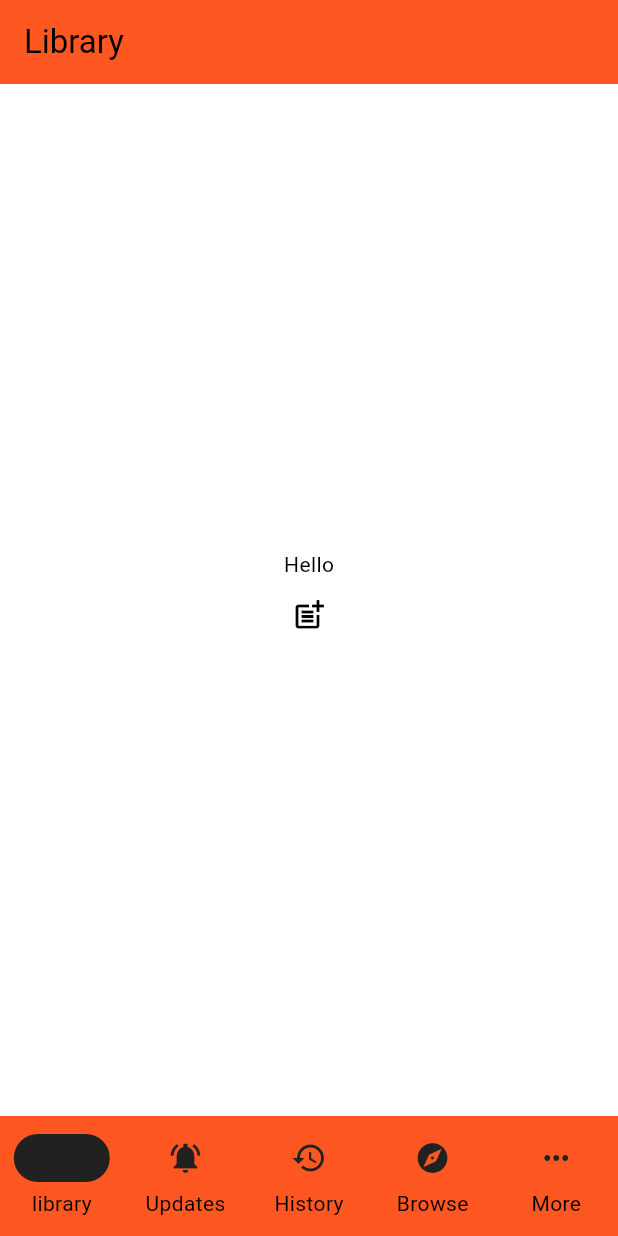
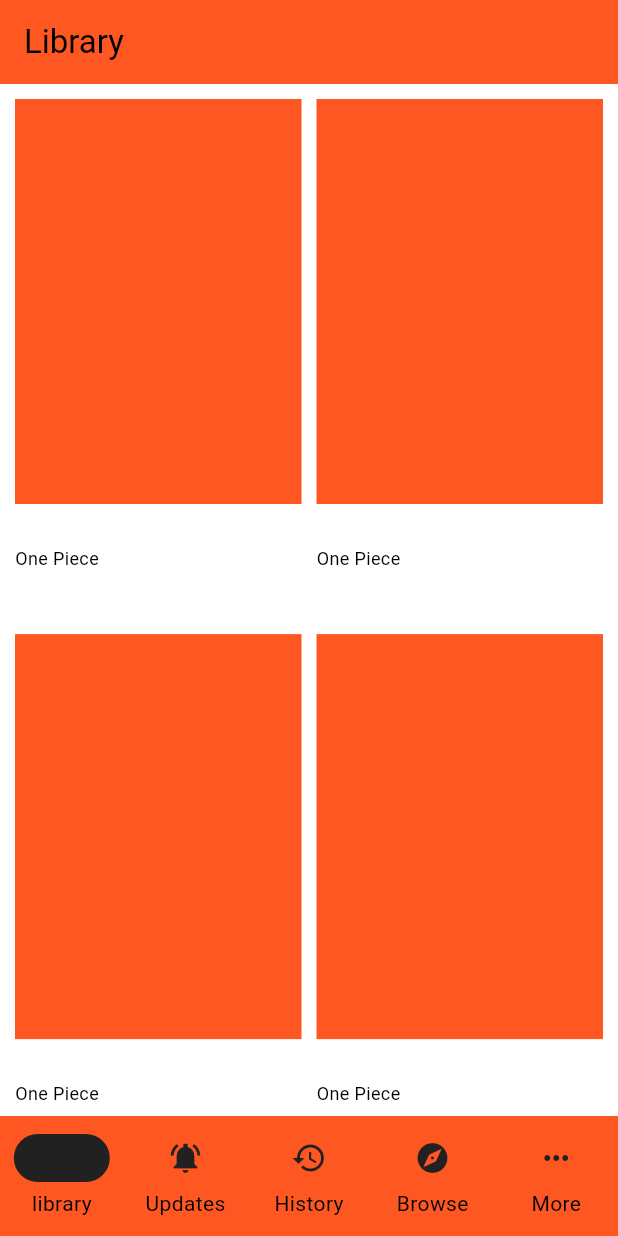
Before and after one commit to Crunchies3/yomu_reader_1, a Flutter app: the screen it shows once a user with an empty profile is signed in, on a phone screen of 412 x 824 dp. Run offline on Flutter 3.47's test engine with Material 3 defaults, Android fonts, the phone set to English and light mode, and no system bars; our stand-ins replace cached_network_image, cloud_firestore, firebase_auth, firebase_core; accounts and stored records are empty.

```diff
--- a/lib/my_classes/services/firestore.dart
+++ b/lib/my_classes/services/firestore.dart
@@ -19,6 +19,23 @@ class FireStoreService {
     return await users.doc(currentUser!.email).get();
   }
 
+  Future<void> addMangaToHistory(String userEmail, String mangaId ){
+    return history.doc(userEmail).collection('manga').doc(mangaId).set(
+      {
+        'chapter_ids[]': ["d8a959f7-648e-4c8d-8f23-f1f3f8e129f3","d8a959f7-648e-4c8d-8f23-f1f3f8e129f3"],
+        'date_opened' : DateTime.timestamp(),
+        'manga_author' : "Cyril",
+        'manga_description' : "Lorem ipsum dolor sit amet, consectetuer adipiscing elit. Aenean commodo ligula eget dolor. Aenean massa. Cum sociis natoque penatibus et magnis dis parturient montes, nascetur ridiculus mus. Donec quam felis, ultricies nec, pellentesque eu, pretium quis, sem. Nulla consequat massa quis enim. Donec pede justo, fringilla vel, aliquet nec, vulputate eget, arcu. In enim justo, rhoncus ut, imperdiet a, venenatis vitae, justo. Nullam dictum felis eu pede mollis pretium. Integer tincidunt. Cras dapibus. Vivamus elementum semper nisi. Aenean vulputate eleifend tellus. Aenean leo ligula, porttitor eu, consequat vitae, eleifend ac, enim. Aliquam lorem ante, dapibus in, viverra quis, feugiat a, tellus. Phasellus viverra nulla ut metus varius laoreet. Quisque rutrum. Aenean imperdiet. Etiam ultricies nisi vel augue. Curabitur ullamcorper ultricies nisi. Nam eget dui. Etiam rhoncus. Maecenas tempus, tellus eget condimentum rhoncus, sem quam semper libero, sit amet adipiscing sem neque sed ipsum. Nam quam nunc, blandit vel, luctus pulvinar, hendrerit id, lorem. Maecenas nec odio et ante tincidunt tempus. Donec vitae sapien ut libero venenatis faucibus. Nullam quis ante. Etiam sit amet orci eget eros faucibus tincidunt. Duis leo. Sed fringilla mauris sit amet nibh. Donec sodales sagittis magna. Sed consequat, leo eget bibendum sodales, augue velit cursus nunc,",
+        'manga_status' : "completed",
+        'manga_title' : "Wan Pes",
+        'recent_chapter' : "10"
+      }
+    );
+  }
+
+
+
+
 
 
 }
--- a/lib/page/library_page.dart
+++ b/lib/page/library_page.dart
@@ -4,29 +4,34 @@ import 'package:firebase_auth/firebase_auth.dart';
 import 'package:flutter/material.dart';
 import 'package:http/http.dart' as http;
 
-class LibraryPage extends StatelessWidget {
+class LibraryPage extends StatefulWidget {
   const LibraryPage({super.key});
 
+  @override
+  State<LibraryPage> createState() => _LibraryPageState();
+}
+
+class _LibraryPageState extends State<LibraryPage> {
   postData() async {
-    try{
+    try {
       var response = await http.post(
-          Uri.parse("https://auth.mangadex.org/realms/mangadex/protocol/openid-connect/token"),
+          Uri.parse(
+              "https://auth.mangadex.org/realms/mangadex/protocol/openid-connect/token"),
           body: {
-            "grant_type":"password",
+            "grant_type": "password",
             "username": "MrCrunchies",
-            "password":"Sdjj2015",
-            "client_id":"personal-client-b2420d84-76e1-4feb-9b92-ac7e582d432b-baef788c",
-            "client_secret":"6TlYnf0oSNQQ2UObZIYRVOhIw2rPIhk0",
-          }
-      );
+            "password": "Sdjj2015",
+            "client_id":
+                "personal-client-b2420d84-76e1-4feb-9b92-ac7e582d432b-baef788c",
+            "client_secret": "6TlYnf0oSNQQ2UObZIYRVOhIw2rPIhk0",
+          });
       final body = response.body;
       final json = jsonDecode(body);
       final accessToken = json['access_token'];
       final refreshToken = json['refresh_token'];
       print("ACCESS TOKEN: " + accessToken);
       print("REFRESH TOKEN: " + refreshToken);
-
-    } catch(e) {
+    } catch (e) {
       print(e);
     }
   }
@@ -38,13 +43,51 @@ class LibraryPage extends StatelessWidget {
           backgroundColor: Theme.of(context).colorScheme.primary,
           title: Text("Library"),
         ),
-      body: Center(child: Column(
-        mainAxisAlignment: MainAxisAlignment.center,
+        body: Padding(
+          padding: EdgeInsets.all(5.0),
+          child: GridView.builder(
+              addAutomaticKeepAlives: true,
+              shrinkWrap: false,
+              itemCount: 10,
+              gridDelegate: const SliverGridDelegateWithFixedCrossAxisCount(
+                crossAxisCount: 2,
+                mainAxisSpacing: 5,
+                childAspectRatio: 1 / 1.75,
+              ),
+              itemBuilder: (context, index) {
+                return Padding(
+                  padding: const EdgeInsets.all(5),
+                  child: buildImage(),
+                );
+              }),
+        ));
+  }
+
+  Widget buildImage() {
+    return Column(
       children: [
-          Text("Hello"),
-          IconButton(onPressed: postData, icon: Icon(Icons.post_add))
+        Container(
+          height: 270,
+          color: Theme.of(context).colorScheme.primary,
+        ),
+        const SizedBox(
+          height: 10,
+        ),
+        Expanded(
+          child: Row(
+            children: [
+              Expanded(
+                  child: Text(
+                "One Piece",
+                style: TextStyle(fontSize: 12),
+              ))
             ],
-      )),
+          ),
+        ),
+        const SizedBox(
+          height: 10,
+        ),
+      ],
     );
   }
 }
--- a/lib/page/screen/detail_screen.dart
+++ b/lib/page/screen/detail_screen.dart
@@ -6,6 +6,7 @@ import 'package:flutter/material.dart';
 import 'package:flutter/services.dart';
 import 'package:yomu_reader_1/components/description_text.dart';
 import 'package:http/http.dart' as http;
+import 'package:yomu_reader_1/my_classes/services/firestore.dart';
 import 'package:yomu_reader_1/page/screen/manga_content.dart';
 
 class DetailScreen extends StatefulWidget {
@@ -262,6 +263,11 @@ class _DetailScreenState extends State<DetailScreen> {
                             return ListTile(
                               contentPadding: EdgeInsets.zero,
                               onTap: () {
+
+                                final FireStoreService fireStoreService = FireStoreService();
+
+                                fireStoreService.addMangaToHistory("monkey@gmail.com", widget.id);
+
                                 Navigator.push(
                                     context,
                                     MaterialPageRoute(
```
Lines whose indentation alone changed are shown as unchanged.
